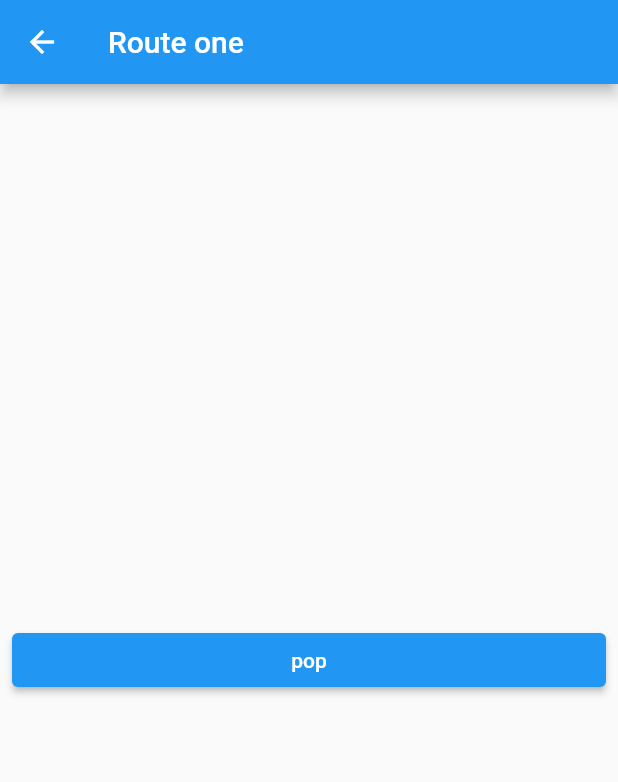
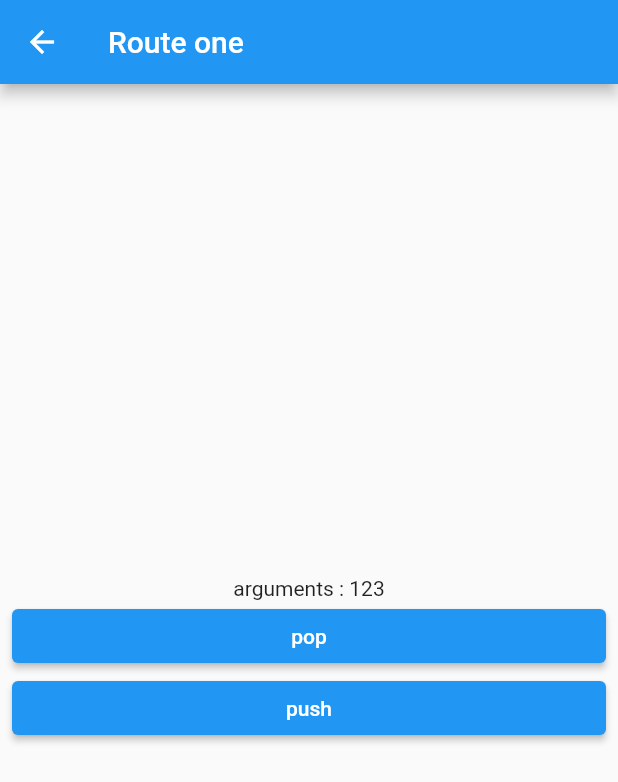
Before and after one commit to KIMINJOONG/flutter_navigation, a Flutter app: the screen it shows after launch, after a tap on "push", on a phone screen of 412 x 824 dp. Shown: the top 782 px of the screen. Run offline on Flutter 3.47's test engine with Material 2 defaults, Android fonts, the phone set to English and light mode, and no system bars.

Commit message:
1. Argument 전달하기

```diff
--- a/lib/screen/home_screen.dart
+++ b/lib/screen/home_screen.dart
@@ -11,10 +11,15 @@ class HomeScreen extends StatelessWidget {
       title: 'Home screen',
       children: [
         ElevatedButton(
-          onPressed: () {
-            Navigator.of(context).push(MaterialPageRoute(
-              builder: (BuildContext context) => RouteOne(),
-            ));
+          onPressed: () async {
+            final result = await Navigator.of(context).push(
+              MaterialPageRoute(
+                builder: (BuildContext context) => RouteOne(
+                  number: 123,
+                ),
+              ),
+            );
+            print(result);
           },
           child: Text('push'),
         )
--- a/lib/screen/route_one_screen.dart
+++ b/lib/screen/route_one_screen.dart
@@ -1,19 +1,37 @@
 import 'package:flutter/material.dart';
 import 'package:flutter_navigation/layout/main_layout.dart';
+import 'package:flutter_navigation/screen/route_two_screen.dart';
 
 class RouteOne extends StatelessWidget {
-  const RouteOne({Key? key}) : super(key: key);
+  final int number;
+
+  const RouteOne({required this.number, Key? key}) : super(key: key);
 
   @override
   Widget build(BuildContext context) {
     return MainLayout(
       title: 'Route one',
       children: [
+        Text(
+          'arguments : ${number.toString()}',
+          textAlign: TextAlign.center,
+        ),
         ElevatedButton(
           onPressed: () {
-            Navigator.of(context).pop();
+            Navigator.of(context).pop(456);
           },
           child: Text('pop'),
+        ),
+        ElevatedButton(
+          onPressed: () {
+            Navigator.of(context).push(
+              MaterialPageRoute(
+                builder: (_) => RouteTwo(),
+                settings: RouteSettings(arguments: 789),
+              ),
+            );
+          },
+          child: Text('push'),
         ),
       ],
     );
```
Also changed, not shown: lib/screen/route_two_screen.dart (+17 -4 lines).
